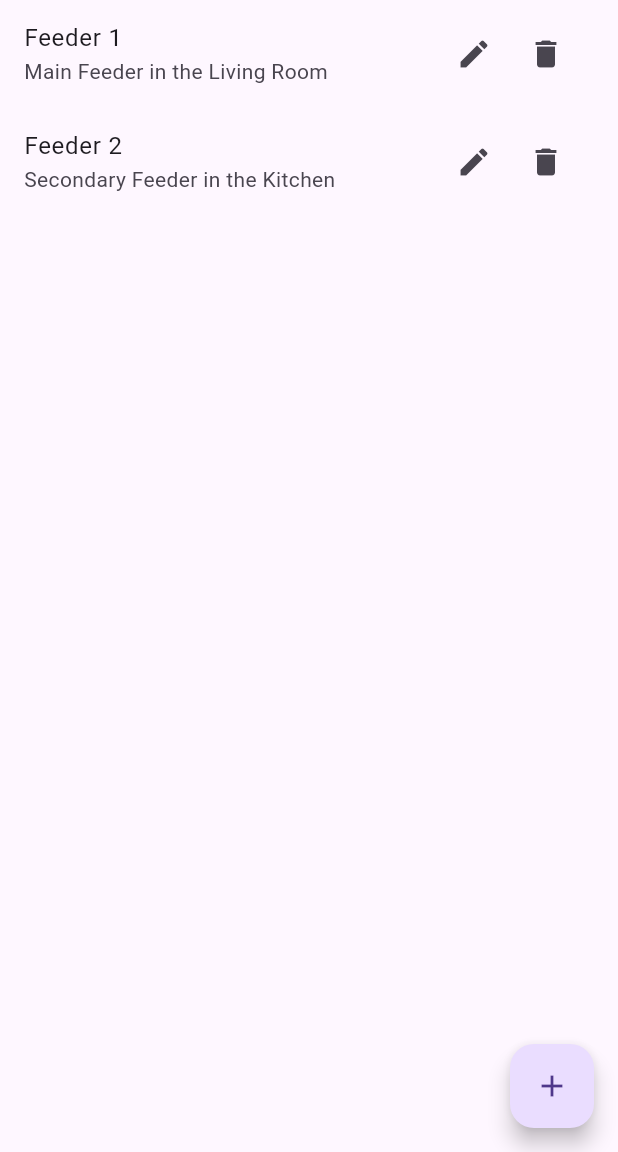
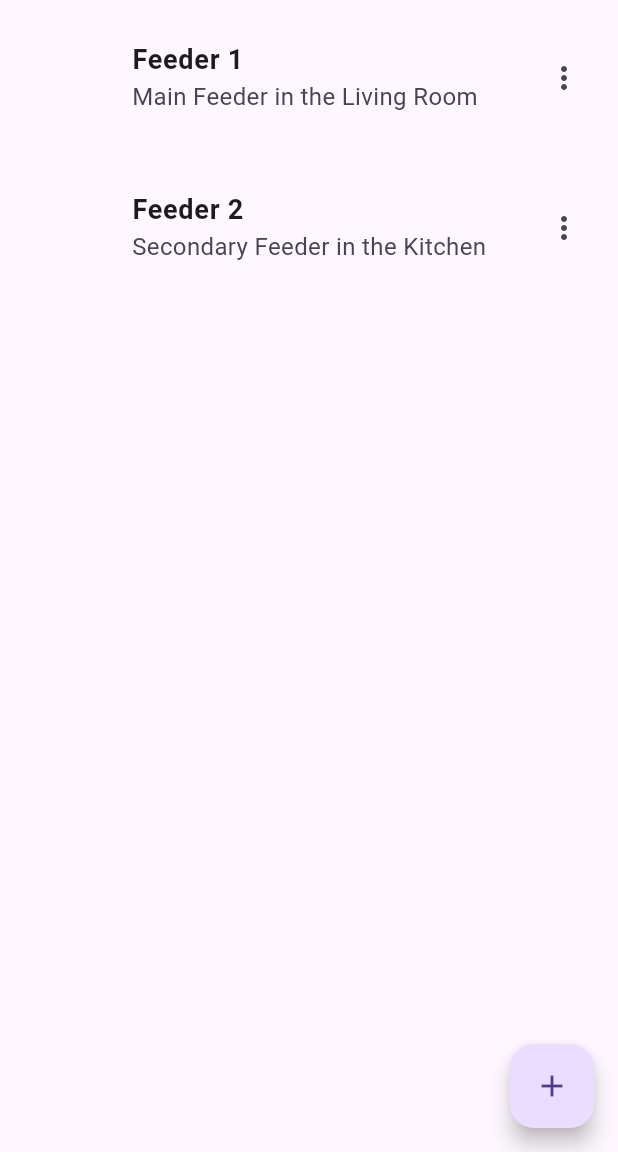
Before and after one commit to JoaoSantos27/PetFeeder, a Flutter app: the screen it shows after launch, on a phone screen of 412 x 824 dp, the part 84-1236 px from its top. Run offline on Flutter 3.47's test engine with Material 3 defaults, Android fonts, the phone set to English and light mode, and no system bars; our stand-ins replace image_picker.

```diff
--- a/lib/main.dart
+++ b/lib/main.dart
@@ -63,7 +63,9 @@ class _FeederListScreenState extends State<FeederListScreen> {
     showDialog(
       context: context,
       builder: (BuildContext context) {
-        return EditFeederDialog(feeder: feeder, onEdit: (editedFeeder) => _editFeeder(feeder, editedFeeder));
+        return EditFeederDialog(
+            feeder: feeder,
+            onEdit: (editedFeeder) => _editFeeder(feeder, editedFeeder));
       },
     );
   }
@@ -121,26 +123,61 @@ class _FeederListScreenState extends State<FeederListScreen> {
       ),
       body: ListView.builder(
         itemCount: feeders.length,
-        itemBuilder: (context, index) {
-          final feeder = feeders[index];
-          return ListTile(
-            title: Text(feeder.name),
-            subtitle: Text(feeder.description),
-            onTap: () => _navigateToFeederDetail(feeder),
-            trailing: Row(
-              mainAxisSize: MainAxisSize.min,
-              children: <Widget>[
-                IconButton(
-                  icon: Icon(Icons.edit),
-                  onPressed: () => _showEditFeederDialog(feeder),
+        itemBuilder: (BuildContext context, int index) {
+          Feeder feeder = feeders[index];
+          return Container(
+              height: 100, // Set a fixed height for each ListTile
+              child: ListTile(
+                contentPadding: EdgeInsets.symmetric(horizontal: 12, vertical: 16),
+                // Adjust the padding to increase the item size
+                leading: Container(
+                  width: 60, // Adjust the width of the image container
+                  height: 60, // Adjust the height of the image container
+                  child: feeder.imageFile != null
+                      ? Image.file(feeder.imageFile!, fit: BoxFit.cover)
+                      : null, // Display photo if available
                 ),
-                IconButton(
-                  icon: Icon(Icons.delete),
-                  onPressed: () => _deleteFeeder(feeder),
+                title: Text(
+                  feeder.name,
+                  style: TextStyle(
+                      fontSize: 18,
+                      fontWeight:
+                          FontWeight.bold), // Increase font size of the title
                 ),
-              ],
-            ),
-          );
+                subtitle: Text(
+                  feeder.description,
+                  style: TextStyle(
+                      fontSize: 16), // Increase font size of the subtitle
+                ),
+                onTap: () {
+                  // Handle onTap event for editing the feeder
+                  _navigateToFeederDetail(feeder);
+                },
+                trailing: PopupMenuButton(
+                  itemBuilder: (BuildContext context) => <PopupMenuEntry>[
+                    PopupMenuItem(
+                      child: ListTile(
+                        leading: const Icon(Icons.edit),
+                        title: const Text('Edit'),
+                        onTap: () {
+                          Navigator.pop(context);
+                          _showEditFeederDialog(feeder);
+                        },
+                      ),
+                    ),
+                    PopupMenuItem(
+                      child: ListTile(
+                        leading: const Icon(Icons.delete),
+                        title: const Text('Delete'),
+                        onTap: () {
+                          Navigator.pop(context);
+                          _deleteFeeder(feeder);
+                        },
+                      ),
+                    ),
+                  ],
+                ),
+              ));
         },
       ),
       floatingActionButton: FloatingActionButton(
```
Also changed, not shown: lib/pages/edit_feeder_dialog_state.dart (+10 -10 lines).
